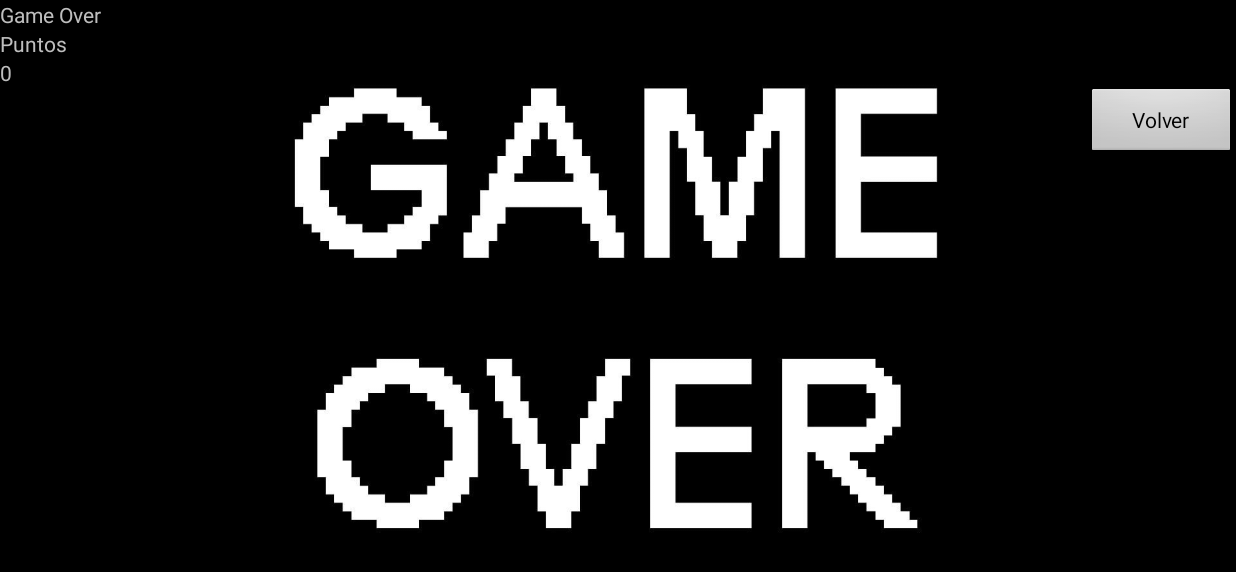
After one commit to Rauldilla/SPACE-INVADERS-FINAL, an Android app: the MenuActivity screen opened directly, with no data from a screen before it, on a phone screen of 824 x 412 dp (held sideways). The commit adds this screen. Shown: the top 572 px of the screen. Run offline under Robolectric (Android 15) with nearby library versions, the phone set to English and light mode, and no system bars; 2 statements that could not run were skipped.

Commit message:
menu que ponga Game Over o Victoria muestre los puntos y la opcion volver al menu principal

```diff
--- a/SpaceInvaders/app/src/main/AndroidManifest.xml
+++ b/SpaceInvaders/app/src/main/AndroidManifest.xml
@@ -24,6 +24,14 @@
             android:screenOrientation="landscape"
             android:theme="@android:style/Theme.NoTitleBar.Fullscreen">
         </activity>
+        <activity
+                android:name=".MenuActivity"
+                android:screenOrientation="landscape"
+                android:theme="@android:style/Theme.NoTitleBar.Fullscreen">
+            <intent-filter>
+                <category android:name="android.intent.category.DEFAULT" />
+            </intent-filter>
+        </activity>
     </application>
 
 </manifest>
--- /dev/null
+++ b/SpaceInvaders/app/src/main/java/com/example/aleja/spaceinvaders/MenuActivity.java
@@ -0,0 +1,35 @@
+package com.example.aleja.spaceinvaders;
+
+import android.app.Activity;
+import android.os.Bundle;
+import android.view.View;
+import android.widget.Button;
+import android.widget.TextView;
+
+public class MenuActivity extends Activity {
+    protected void onCreate(Bundle savedInstanceState) {
+        super.onCreate(savedInstanceState);
+        setContentView(R.layout.menu);
+
+        final TextView endingLabel = this.findViewById(R.id.ending);
+
+        Bundle extras = getIntent().getExtras();
+        final boolean win = extras.getBoolean(getResources().getString(R.string.victory));
+        if (win) {
+            endingLabel.setText(R.string.victory);
+        } else {
+            endingLabel.setText(R.string.fail);
+        }
+
+        final TextView scoreLabel = this.findViewById(R.id.score);
+        final int score = extras.getInt(getResources().getString(R.string.score));
+        scoreLabel.setText(String.valueOf(score));
+
+        final Button back = this.findViewById(R.id.back);
+        back.setOnClickListener(new View.OnClickListener() {
+            public void onClick(View v) {
+                MenuActivity.this.finish();
+            }
+        });
+    }
+}
--- a/SpaceInvaders/app/src/main/java/com/example/aleja/spaceinvaders/VistaSpaceInvaders.java
+++ b/SpaceInvaders/app/src/main/java/com/example/aleja/spaceinvaders/VistaSpaceInvaders.java
@@ -2,8 +2,7 @@ package com.example.aleja.spaceinvaders;
 
 import android.app.Activity;
 import android.content.Context;
-import android.graphics.Bitmap;
-import android.graphics.BitmapFactory;
+import android.content.Intent;
 import android.graphics.Canvas;
 import android.graphics.Color;
 import android.graphics.Paint;
@@ -410,8 +409,14 @@ public class VistaSpaceInvaders extends SurfaceView implements Runnable {
 
                         // Se acabó el juego
                         if (vidas == 0) {
-                            Activity activity = (Activity) getContext();
+                            final Activity activity = (Activity) getContext();
+                            Intent intent = new Intent(activity, MenuActivity.class);
+
+                            intent.putExtra(getResources().getString(R.string.victory), false);
+                            intent.putExtra(getResources().getString(R.string.score), puntuacion);
                             activity.finish();
+                            activity.startActivity(intent);
+                            Thread.currentThread().interrupt();
                         }
                     }
                 }
--- /dev/null
+++ b/SpaceInvaders/app/src/main/res/layout/menu.xml
@@ -0,0 +1,39 @@
+<?xml version="1.0" encoding="utf-8"?>
+<RelativeLayout xmlns:android="http://schemas.android.com/apk/res/android"
+                android:layout_width="match_parent"
+                android:layout_height="match_parent"
+                android:orientation="vertical">
+
+    <ImageView
+            android:layout_width="fill_parent"
+            android:layout_height="fill_parent"
+            android:layout_centerInParent="true"
+            android:scaleType="centerCrop"
+            android:src="@drawable/game_over"/>
+
+    <LinearLayout
+            android:layout_width="fill_parent"
+            android:layout_height="fill_parent"
+            android:orientation="vertical">
+
+        <TextView android:id="@+id/ending"
+                  android:layout_width="wrap_content"
+                  android:layout_height="wrap_content"/>
+
+        <TextView
+                android:layout_width="wrap_content"
+                android:layout_height="wrap_content"
+                android:text="@string/score"/>
+
+        <TextView android:id="@+id/score"
+                  android:layout_width="wrap_content"
+                  android:layout_height="wrap_content"/>
+
+        <Button android:id="@+id/back"
+                android:layout_width="100dp"
+                android:layout_height="wrap_content"
+                android:layout_gravity="right"
+                android:text="@string/back"/>
+    </LinearLayout>
+
+</RelativeLayout>
--- a/SpaceInvaders/app/src/main/res/values/strings.xml
+++ b/SpaceInvaders/app/src/main/res/values/strings.xml
@@ -2,4 +2,8 @@
     <string name="app_name">SpaceInvaders</string>
     <string name="enter_age">Introduzca la edad</string>
     <string name="confirm">Confirmo</string>
+    <string name="back">Volver</string>
+    <string name="victory">Victoria</string>
+    <string name="fail">Game Over</string>
+    <string name="score">Puntos</string>
 </resources>
```
Also changed, not shown: SpaceInvaders/app/src/main/res/drawable/game_over.jpg (added).
